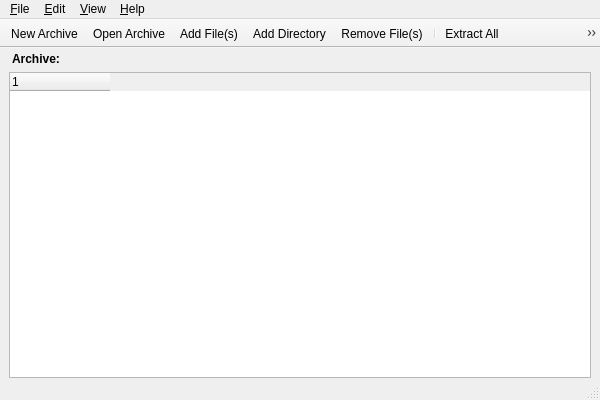
Before: the Qt Designer form mainWin.ui in tsujan/Arqiver, drawn with Qt 5.
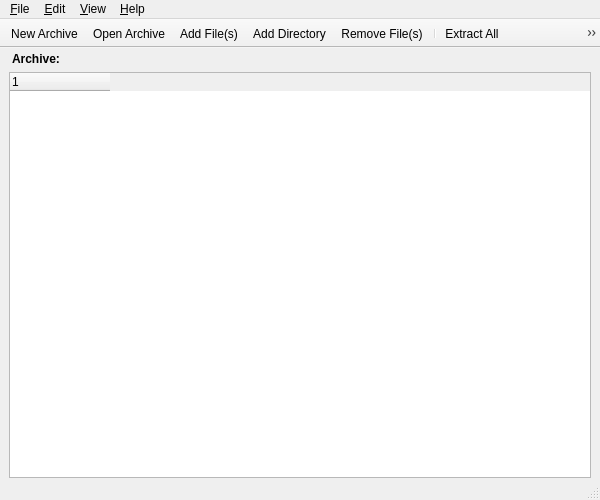
After: the same form once the commit is applied. Custom widgets are drawn as their Qt base class.

Diff of the .ui file:
```diff
--- a/mainWin.ui
+++ b/mainWin.ui
@@ -7,7 +7,7 @@
     <x>0</x>
     <y>0</y>
     <width>600</width>
-    <height>400</height>
+    <height>500</height>
    </rect>
   </property>
   <property name="windowTitle">
@@ -70,13 +70,16 @@
       <property name="dragDropMode">
        <enum>QAbstractItemView::DragOnly</enum>
       </property>
+      <property name="alternatingRowColors">
+       <bool>true</bool>
+      </property>
       <property name="selectionMode">
        <enum>QAbstractItemView::ExtendedSelection</enum>
       </property>
       <property name="iconSize">
        <size>
-        <width>22</width>
-        <height>22</height>
+        <width>24</width>
+        <height>24</height>
        </size>
       </property>
       <attribute name="headerStretchLastSection">
```
Left out of the diff: 3 changed lines with no effect on the pictures.
